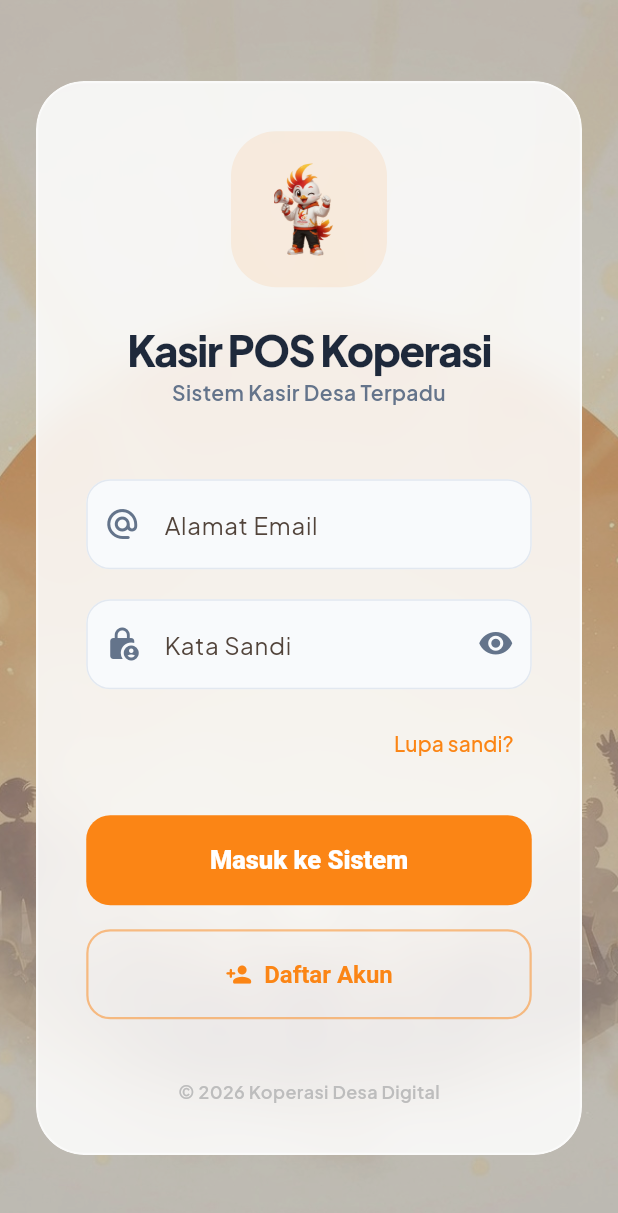
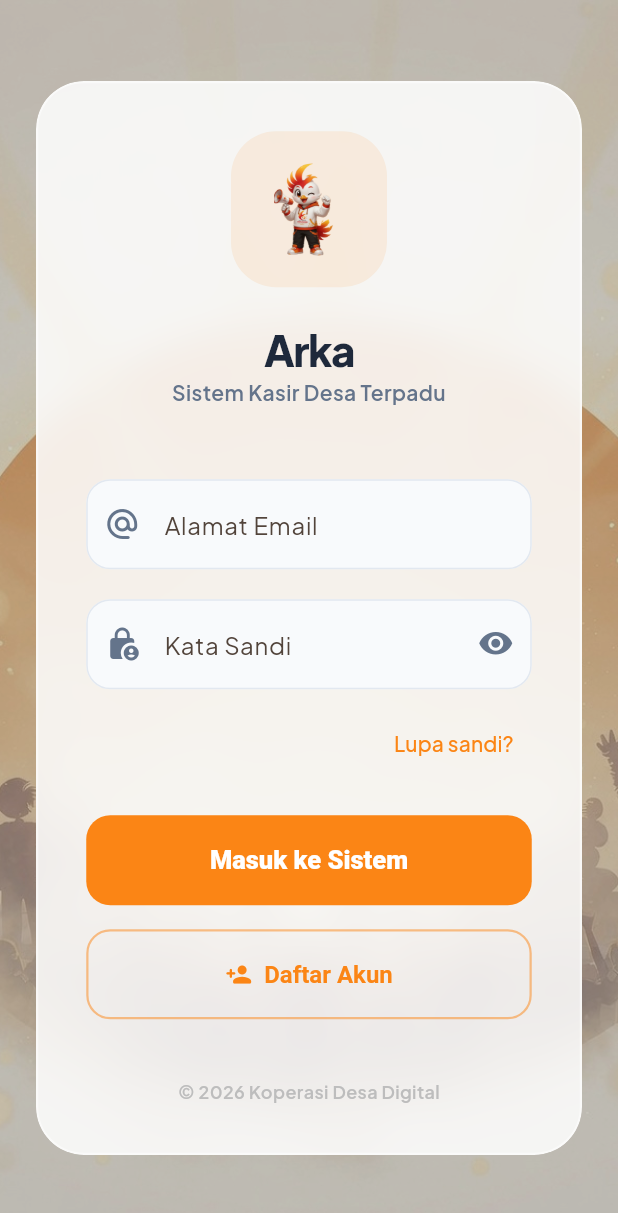
Before and after one commit to zulfiqarassidiq/Koperasi, a Flutter app: the screen it shows after launch, on a phone screen of 412 x 824 dp. Shown: the top 1213 px of the screen. Run offline on Flutter 3.47's test engine with Material 3 defaults, Android fonts, the phone set to English and light mode, and no system bars; drawn by our look-alikes of flutter_animate; our stand-ins replace app_links, equatable, flutter_dotenv, flutter_riverpod, go_router, google_fonts and 4 more; missing offline and left inert: dart:html, esc_pos_utils_plus, excel, flutter_thermal_printer; accounts and stored records are empty.

```diff
--- a/lib/main.dart
+++ b/lib/main.dart
@@ -39,7 +39,7 @@ class KasirPosApp extends ConsumerWidget {
     final themeMode = ref.watch(themeProvider);
 
     return MaterialApp.router(
-      title: 'Kasir POS Koperasi',
+      title: 'Arka',
       debugShowCheckedModeBanner: false,
       theme: AppTheme.light(),
       darkTheme: AppTheme.dark(),
--- a/lib/presentation/auth/login_page.dart
+++ b/lib/presentation/auth/login_page.dart
@@ -116,7 +116,7 @@ class _LoginPageState extends ConsumerState<LoginPage> {
                         ).animate().fadeIn().scale(duration: 600.ms),
                         const SizedBox(height: 24),
                         Text(
-                          'Kasir POS Koperasi',
+                          'Arka',
                           textAlign: TextAlign.center,
                           style: theme.textTheme.headlineMedium?.copyWith(
                             fontWeight: FontWeight.w900,
--- a/lib/presentation/splash_page.dart
+++ b/lib/presentation/splash_page.dart
@@ -33,7 +33,7 @@ class SplashPage extends StatelessWidget {
                 .scale(curve: Curves.easeOutBack),
             const SizedBox(height: 24),
             Text(
-              'Kasir POS Koperasi',
+              'Arka',
               style: Theme.of(context).textTheme.headlineSmall?.copyWith(
                     fontWeight: FontWeight.w900,
                     color: const Color(0xFF1E293B),
```
Also changed, not shown: 5 other files.
